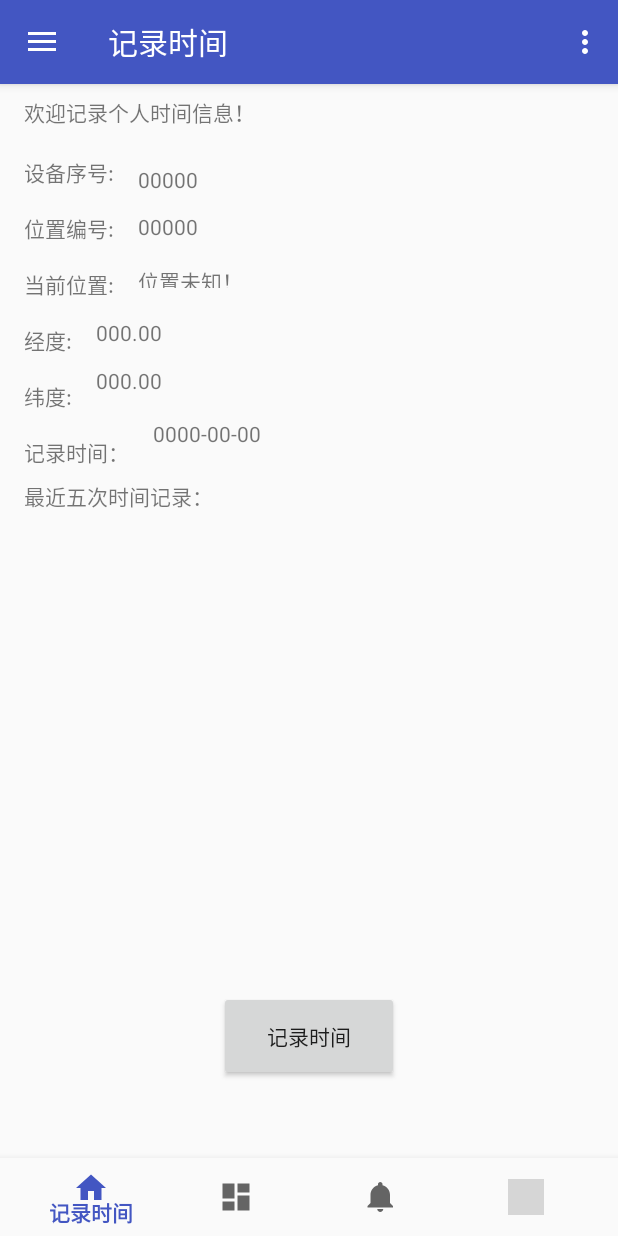
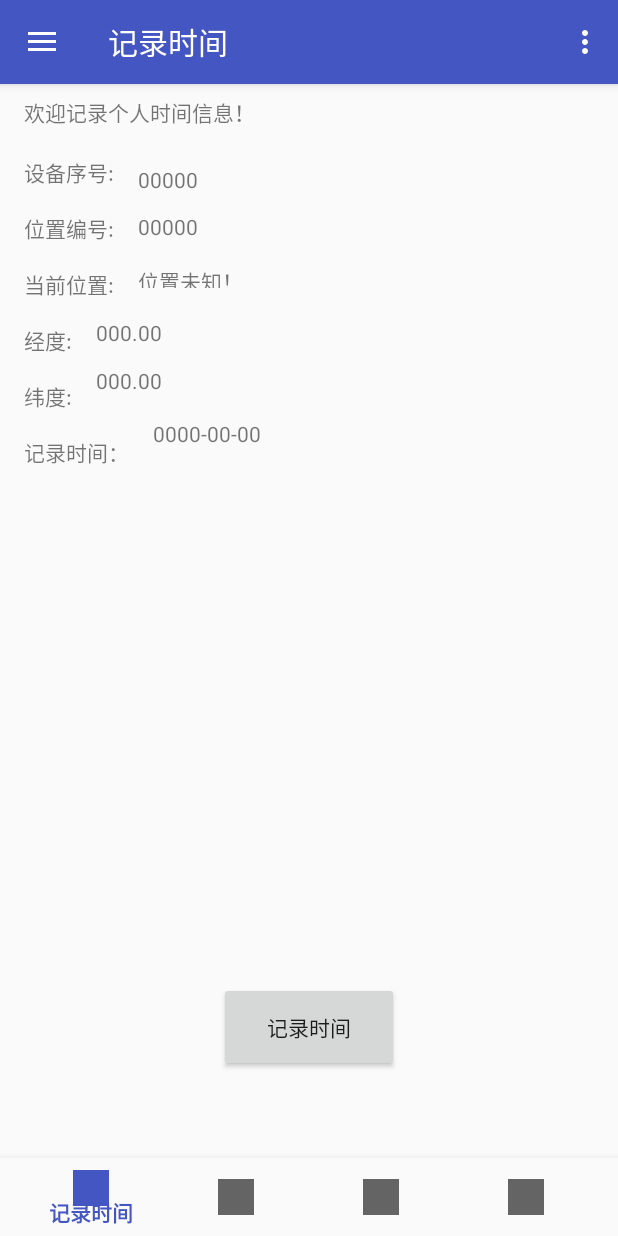
Before and after one commit to zeng2019/BehaviorAnalysisAPP, an Android app: the MainActivity screen opened directly, with no data from a screen before it, on a phone screen of 412 x 824 dp. Run offline under Robolectric (Android 15) with nearby library versions, the light colour scheme and no system bars; our stand-ins replace RxJava; libraries missing offline, so code that uses them is left out: com.baidu.location, com.mysql.jdbc, com.tbruyelle.rxpermissions2, org.greenrobot.greendao; 7 statements that could not run were skipped; grey boxes are pictures that could not be loaded.

Commit message:
导航栏图标替换（待修改）

```diff
--- a/app/src/main/AndroidManifest.xml
+++ b/app/src/main/AndroidManifest.xml
@@ -23,9 +23,9 @@
     <application
         android:name=".myApp"
         android:allowBackup="true"
-        android:icon="@mipmap/haust"
+        android:icon="@mipmap/time_manager"
         android:label="@string/app_name"
-        android:roundIcon="@mipmap/haust"
+        android:roundIcon="@mipmap/time_manager"
         android:supportsRtl="true"
         android:theme="@style/AppTheme">
         <meta-data
--- a/app/src/main/java/com/example/administrator/timeRecording/myApp.java
+++ b/app/src/main/java/com/example/administrator/timeRecording/myApp.java
@@ -7,6 +7,7 @@ import android.app.PendingIntent;
 import android.content.Context;
 import android.content.Intent;
 import android.database.sqlite.SQLiteDatabase;
+import android.widget.Toast;
 
 import com.bumptech.glide.annotation.GlideModule;
 import com.bumptech.glide.module.AppGlideModule;
@@ -54,7 +55,8 @@ public class myApp extends Application {
     private Thread.UncaughtExceptionHandler handler = new Thread.UncaughtExceptionHandler() {
         @Override
         public void uncaughtException(Thread t, Throwable e) {
-            restartAPP(); //程序异常时，重启APP
+            Toast.makeText(myApp.this, "程序运行异常，正在重启，请稍候！", Toast.LENGTH_SHORT).show();
+//            restartAPP(); //程序异常时，重启APP
         }
     };
 
--- a/app/src/main/res/layout/content_main.xml
+++ b/app/src/main/res/layout/content_main.xml
@@ -173,6 +173,7 @@
         android:layout_marginStart="16dp"
         android:layout_marginTop="8dp"
         android:text="最近五次时间记录："
+        android:visibility = "gone"
         app:layout_constraintStart_toStartOf="parent"
         app:layout_constraintTop_toBottomOf="@+id/textView4" />
 
@@ -180,9 +181,8 @@
         android:id="@+id/positionList"
         android:layout_width="0dp"
         android:layout_height="0dp"
+        android:layout_marginEnd="16dp"
         android:layout_marginStart="16dp"
-        android:layout_marginTop="8dp"
-        android:layout_marginEnd="16dp"
         app:layout_constraintBottom_toTopOf="@+id/btn_checkin"
         app:layout_constraintEnd_toEndOf="parent"
         app:layout_constraintHorizontal_bias="0.0"
--- a/app/src/main/res/menu/navigation.xml
+++ b/app/src/main/res/menu/navigation.xml
@@ -3,22 +3,22 @@
 
     <item
         android:id="@+id/navigation_home"
-        android:icon="@drawable/ic_home_black_24dp"
+        android:icon="@drawable/time_record"
         android:title="@string/title_home" />
 
     <item
         android:id="@+id/navigation_statistic"
-        android:icon="@drawable/ic_dashboard_black_24dp"
+        android:icon="@drawable/time_search"
         android:title="@string/title_dashboard" />
 
     <item
         android:id="@+id/navigation_analysis"
-        android:icon="@drawable/ic_notifications_black_24dp"
+        android:icon="@drawable/time_search"
         android:title="@string/title_notifications" />
 
     <item
         android:id="@+id/navigation_aboutus"
-        android:icon="@drawable/arrow_up"
+        android:icon="@drawable/time_aboutus"
         android:title="关于我们"/>
 
 </menu>
--- a/app/src/main/res/values/strings.xml
+++ b/app/src/main/res/values/strings.xml
@@ -106,7 +106,7 @@
     <string name="pref_title_vibrate">Vibrate</string>
     <string name="title_activity_main2">Main2Activity</string>
     <string name="title_home">记录时间</string>
-    <string name="title_dashboard">统计时间</string>
+    <string name="title_dashboard">检索时间</string>
     <string name="title_notifications">分析时间</string>
     <string name="title_activity_register">新用户注册</string>
     <string name="section_format">Hello World from section: %1$d</string>
```
Also changed, not shown: app/src/main/java/com/example/administrator/timeRecording/MainActivity.java (+17 -2 lines), app/src/main/java/com/example/administrator/timeRecording/timeInfoAdapter.java (+12 -2 lines), app/src/main/res/drawable/time_aboutus.jpg (added), app/src/main/res/drawable/time_analysis.jpg (added), app/src/main/res/drawable/time_record.jpg (added), app/src/main/res/drawable/time_search.jpg (added), app/src/main/res/mipmap-hdpi/time_manager.jpg (added).
